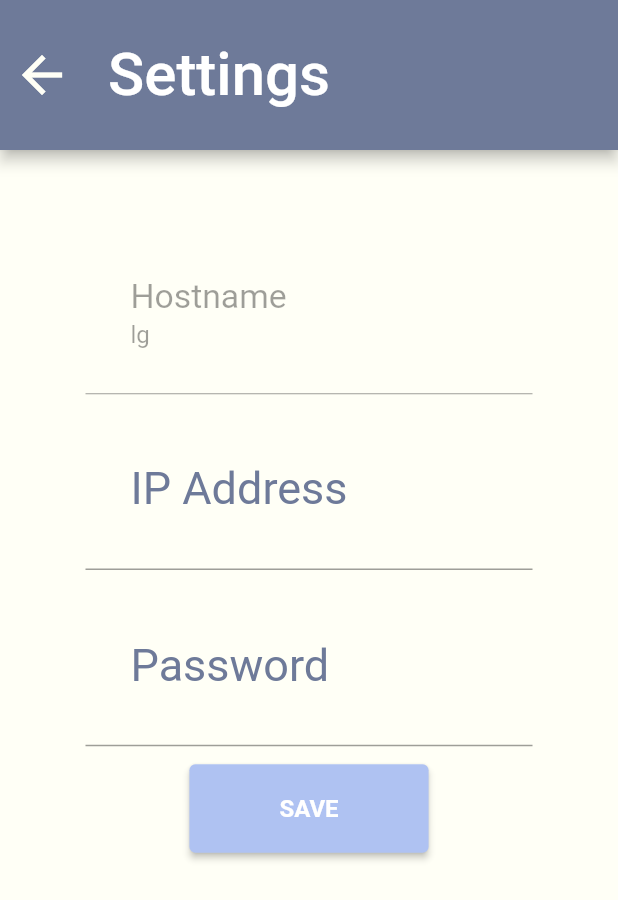
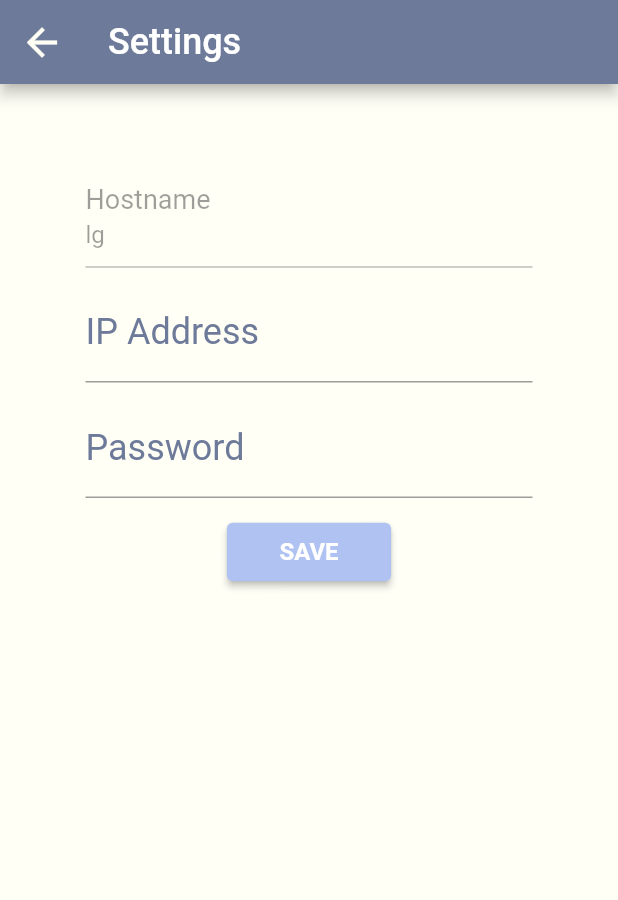
Before and after one commit to LiquidGalaxyLAB/BIM-Liquid-Galaxy-Visualizer, a Flutter app: the screen it shows after launch, after a tap on the "settings" icon, on a phone screen of 412 x 824 dp. Shown: the top 900 px of the screen. Run offline on Flutter 3.47's test engine with Material 2 defaults, Android fonts, the light colour scheme and no system bars; our stand-ins replace another_flushbar, bloc, dartz, equatable, flutter_bloc, shared_preferences; missing offline and left inert: dartssh2.

Commit message:
executing open and close scripts from app

```diff
--- a/bim_visualizer_flutter/lib/presentation/pages/home.dart
+++ b/bim_visualizer_flutter/lib/presentation/pages/home.dart
@@ -48,21 +48,18 @@ class _HomeState extends State<Home> {
               ),
             ],
             child: Scaffold(
-              appBar: PreferredSize(
-                preferredSize: const Size.fromHeight(100.0),
-                child: AppBar(
-                  toolbarHeight: 100.0,
+              appBar: AppBar(
                 backgroundColor: secondaryColor,
                 title:  const Text(
                   'LG BIM Visualizer',
-                    style: TextStyle(fontSize: 40, color: primaryColor)
+                  style: TextStyle(fontSize: 24.0, color: primaryColor)
                 ),
                 elevation: 0,
                 actions: <Widget>[
                   SizedBox(
                     child: IconButton(
                       padding: EdgeInsets.zero,
-                        icon: const Icon(Icons.refresh, size: 40.0, color: primaryColor),
+                      icon: const Icon(Icons.refresh, size: 30.0, color: primaryColor),
                       onPressed: () {
                         if (connected) _galaxyBloc.add(GalaxyClose(client));
                         _galaxyBloc.add(GalaxyConnect(server, 22));
@@ -72,7 +69,7 @@ class _HomeState extends State<Home> {
                   SizedBox(
                     width: 100.0,
                     child: IconButton(
-                        icon: const Icon(Icons.settings, size: 40.0, color: primaryColor),
+                      icon: const Icon(Icons.settings, size: 30.0, color: primaryColor),
                       onPressed: () {
                         Navigator.push(
                           context,
@@ -87,7 +84,6 @@ class _HomeState extends State<Home> {
                     )
                   ),
                 ],
-                )
               ),
               body: Column(
                 children: <Widget>[
@@ -103,19 +99,43 @@ class _HomeState extends State<Home> {
                           title: "Something goes wrong",
                           isDismissible: true,
                           flushbarStyle: FlushbarStyle.GROUNDED,
-                          titleSize: 26.0,
+                          titleSize: 20.0,
                           message: state.error,
-                          messageSize: 22.0,
+                          messageSize: 16.0,
                           duration: const Duration(seconds: 5),
                           flushbarPosition: FlushbarPosition.TOP
                         ).show(context);
                       } else if (state is GalaxyCloseSuccess) {
                         connected = false;
+                      } else if (state is GalaxyExecuteSuccess) {
+                        Flushbar(
+                          backgroundColor: successColor,
+                          title: "Success",
+                          isDismissible: true,
+                          flushbarStyle: FlushbarStyle.GROUNDED,
+                          titleSize: 20.0,
+                          message: 'Command successfully executed',
+                          messageSize: 16.0,
+                          duration: const Duration(seconds: 5),
+                          flushbarPosition: FlushbarPosition.TOP
+                        ).show(context);
+                      } else if (state is GalaxyExecuteFailure) {
+                        Flushbar(
+                          backgroundColor: errorColor,
+                          title: "Something goes wrong",
+                          isDismissible: true,
+                          flushbarStyle: FlushbarStyle.GROUNDED,
+                          titleSize: 20.0,
+                          message: state.error,
+                          messageSize: 16.0,
+                          duration: const Duration(seconds: 5),
+                          flushbarPosition: FlushbarPosition.TOP
+                        ).show(context);
                       }
                     },
                     builder: (blocContext, state) {
                       return SizedBox(
-                        height: 100.0,
+                        height: 75.0,
                         child: Card(
                           color: secondaryColor,
                           margin: EdgeInsets.zero,
@@ -142,7 +162,7 @@ class _HomeState extends State<Home> {
                                       child: Chip(
                                         label: Text(
                                           connected ? 'Connected' : 'Disconnected',
-                                          style: const TextStyle(fontSize: 22.0, color: primaryColor)
+                                          style: const TextStyle(fontSize: 18.0, color: primaryColor)
                                         ),
                                         backgroundColor: connected ? successColor : errorColor
                                       )
@@ -156,17 +176,48 @@ class _HomeState extends State<Home> {
                                         padding: const EdgeInsets.only(left: 20.0),
                                         child: Text(
                                           'Hostname: ' + server.hostname!,
-                                          style: const TextStyle(fontSize: 24.0, color: primaryColor)
+                                          style: const TextStyle(fontSize: 20.0, color: primaryColor)
                                         ),
                                       ),
                                       Padding(
                                         padding: const EdgeInsets.only(left: 20.0),
                                         child: Text(
                                           'Address: ' + server.ipAddress!,
-                                          style: const TextStyle(fontSize: 20.0, color: primaryColor)
+                                          style: const TextStyle(fontSize: 16.0, color: primaryColor)
                                         )
                                       ),
                                     ]
+                                  ),
+                                  Expanded(
+                                    child: Row(
+                                      mainAxisAlignment: MainAxisAlignment.end,
+                                      children: <Widget>[
+                                        SizedBox(
+                                          child: IconButton(
+                                            padding: EdgeInsets.zero,
+                                            icon: const Icon(Icons.open_in_browser, size: 30.0, color: primaryColor),
+                                            onPressed: () {
+                                              if (connected) {
+                                                String command = 'bash projects/bim_visualizer_node/libs/open.sh';
+                                                _galaxyBloc.add(GalaxyExecute(client, command));
+                                              }
+                                            }
+                                          )
+                                        ),
+                                        SizedBox(
+                                        width: 100.0,
+                                        child: IconButton(
+                                          padding: EdgeInsets.zero,
+                                          icon: const Icon(Icons.close, size: 30.0, color: primaryColor),
+                                          onPressed: () {
+                                            if (connected) {
+                                              String command = 'bash projects/bim_visualizer_node/libs/close.sh';
+                                              _galaxyBloc.add(GalaxyExecute(client, command));
+                                            }
+                                          }
+                                        )),
+                                      ]
+                                    )
                                   )
                                 ]
                               );
--- a/bim_visualizer_flutter/lib/presentation/pages/settings.dart
+++ b/bim_visualizer_flutter/lib/presentation/pages/settings.dart
@@ -19,20 +19,16 @@ class Settings extends StatelessWidget {
     return WillPopScope(
         onWillPop: () async => true,
         child: Scaffold(
-          appBar: PreferredSize(
-            preferredSize: const Size.fromHeight(100.0),
-            child: AppBar(
+          appBar: AppBar(
             leading: IconButton(
               color: primaryColor,
-                icon: const Icon(Icons.arrow_back, size: 40.0),
+              icon: const Icon(Icons.arrow_back, size: 30.0),
               onPressed: () => {
                 Navigator.pop(context)
               },
             ),
-              toolbarHeight: 100.0,
             backgroundColor: secondaryColor,
-              title: const Text('Settings', style: TextStyle(fontSize: 40)),
-            )
+            title: const Text('Settings', style: TextStyle(fontSize: 24.0)),
           ),
           body: SingleChildScrollView(
             child: Form(
@@ -54,10 +50,9 @@ class Settings extends StatelessWidget {
             TextFormField(
               initialValue: hostname,
               decoration: const InputDecoration(
-                contentPadding: EdgeInsets.all(30.0),
                 enabled: false,
                 labelText: 'Hostname',
-                labelStyle: TextStyle(fontSize: 30.0)
+                labelStyle: TextStyle(fontSize: 24.0)
               )
             ),
             const SizedBox(height: 12),
@@ -66,12 +61,8 @@ class Settings extends StatelessWidget {
               initialValue: server.ipAddress != '' ? server.ipAddress : '',
               cursorColor: secondaryColor,
               decoration: const InputDecoration(
-                contentPadding: EdgeInsets.all(30.0),
                 labelText: 'IP Address',
-                labelStyle: TextStyle(fontSize: 30.0, color: secondaryColor),
-                focusedBorder: OutlineInputBorder(
-                  borderSide:  BorderSide(color: secondaryColor),
-                )
+                labelStyle: TextStyle(fontSize: 24.0, color: secondaryColor)
               ),
               onChanged: (value) => ipAddress = value,
             ),
@@ -81,12 +72,8 @@ class Settings extends StatelessWidget {
               initialValue: server.password != '' ? server.password : '',
               cursorColor: secondaryColor,
               decoration: const InputDecoration(
-                contentPadding: EdgeInsets.all(30.0),
                 labelText: 'Password',
-                labelStyle: TextStyle(fontSize: 30.0, color: secondaryColor),
-                focusedBorder: OutlineInputBorder(
-                  borderSide:  BorderSide(color: secondaryColor),
-                )
+                labelStyle: TextStyle(fontSize: 24.0, color: secondaryColor)
               ),
               onChanged: (value) => password = value,
             ),
@@ -95,7 +82,7 @@ class Settings extends StatelessWidget {
               child: const Text('SAVE'),
               style: ElevatedButton.styleFrom(
                 primary: accentColor,
-                padding: const EdgeInsets.symmetric(horizontal: 60, vertical: 20),
+                padding: const EdgeInsets.symmetric(horizontal: 35, vertical: 10),
                 textStyle: const TextStyle(
                   fontSize: 16,
                   fontWeight: FontWeight.bold
--- a/bim_visualizer_flutter/pubspec.yaml
+++ b/bim_visualizer_flutter/pubspec.yaml
@@ -51,6 +51,8 @@ dev_dependencies:
   # package. See that file for information about deactivating specific lint
   # rules and activating additional ones.
   flutter_lints: ^1.0.0
+  mockito: ^5.2.0
+  build_runner: ^2.1.11
 
 # For information on the generic Dart part of this file, see the
 # following page: https://dart.dev/tools/pub/pubspec
```
Also changed, not shown: bim_visualizer_flutter/lib/business_logic/bloc/galaxy/galaxy_bloc.dart (+10 -0 lines), bim_visualizer_flutter/lib/business_logic/bloc/galaxy/galaxy_event.dart (+7 -0 lines), bim_visualizer_flutter/lib/business_logic/bloc/galaxy/galaxy_state.dart (+11 -0 lines), bim_visualizer_flutter/lib/data/repositories/galaxy_repository.dart (+17 -0 lines), bim_visualizer_flutter/pubspec.lock. Lines whose indentation alone changed are shown as unchanged.
